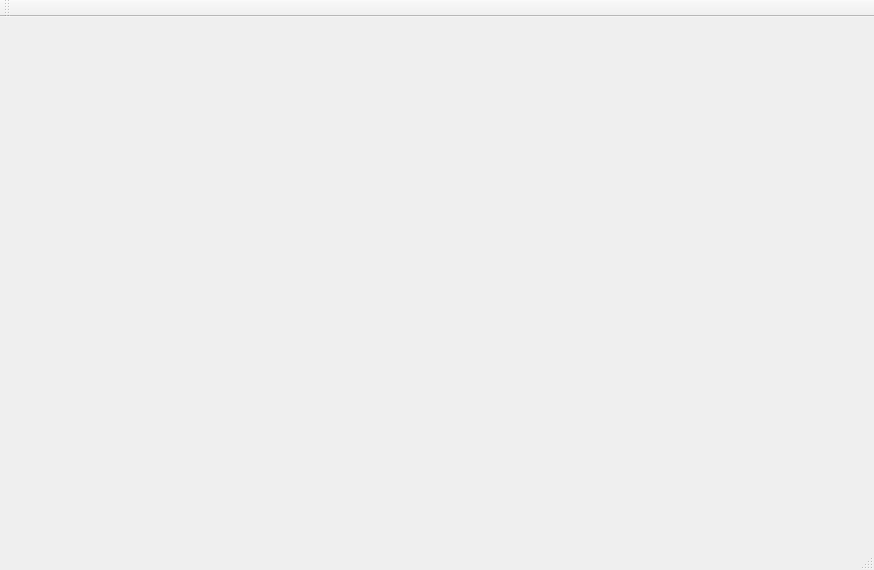
Above: src/forms/mainwindow.ui from alu0100585704/VPO before the change. Below: the same form after it.
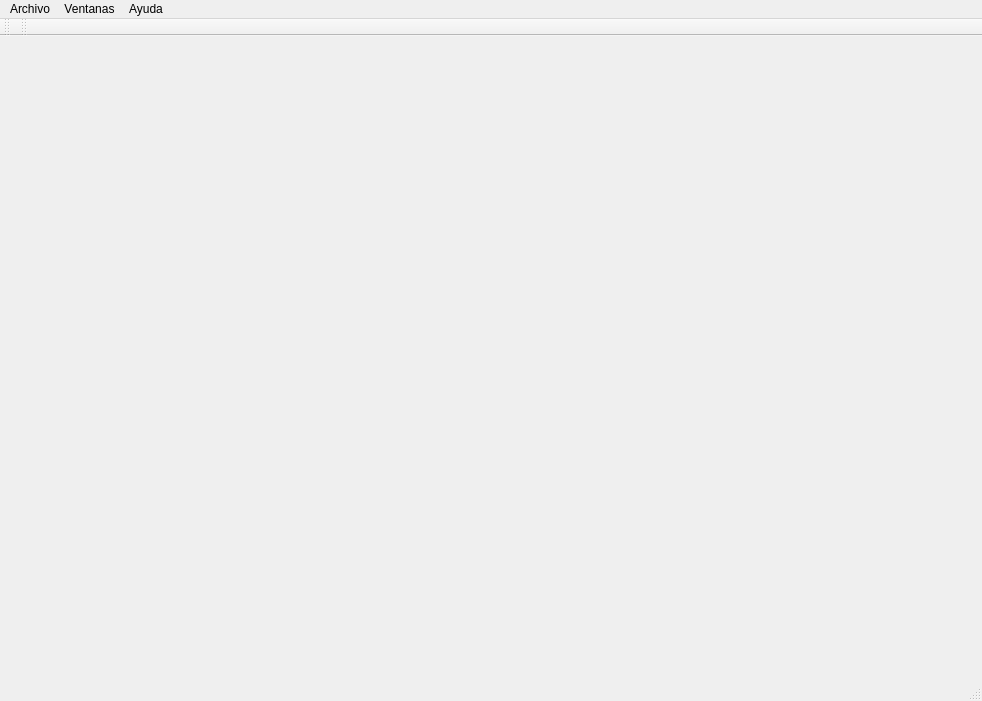
That is the form after the change.

Commit message: Agregado primeras ventanas

The edit to the form file:
```diff
--- a/src/forms/mainwindow.ui
+++ b/src/forms/mainwindow.ui
@@ -6,8 +6,8 @@
    <rect>
     <x>0</x>
     <y>0</y>
-    <width>874</width>
-    <height>570</height>
+    <width>982</width>
+    <height>701</height>
    </rect>
   </property>
   <property name="windowTitle">
@@ -19,10 +19,33 @@
     <rect>
      <x>0</x>
      <y>0</y>
-     <width>874</width>
+     <width>982</width>
      <height>21</height>
     </rect>
    </property>
+   <widget class="QMenu" name="menuArchivo">
+    <property name="title">
+     <string>Archivo</string>
+    </property>
+    <addaction name="actionOpenFiles"/>
+    <addaction name="actionSaveFile"/>
+    <addaction name="separator"/>
+    <addaction name="actionExit"/>
+   </widget>
+   <widget class="QMenu" name="menuAyuda">
+    <property name="title">
+     <string>Ayuda</string>
+    </property>
+    <addaction name="actionAbout"/>
+   </widget>
+   <widget class="QMenu" name="menuVentanas">
+    <property name="title">
+     <string>Ventanas</string>
+    </property>
+   </widget>
+   <addaction name="menuArchivo"/>
+   <addaction name="menuVentanas"/>
+   <addaction name="menuAyuda"/>
   </widget>
   <widget class="QToolBar" name="mainToolBar">
    <attribute name="toolBarArea">
@@ -32,6 +55,17 @@
     <bool>false</bool>
    </attribute>
   </widget>
+  <widget class="QToolBar" name="toolBar">
+   <property name="windowTitle">
+    <string>toolBar</string>
+   </property>
+   <attribute name="toolBarArea">
+    <enum>TopToolBarArea</enum>
+   </attribute>
+   <attribute name="toolBarBreak">
+    <bool>false</bool>
+   </attribute>
+  </widget>
   <widget class="QStatusBar" name="statusBar"/>
  </widget>
  <layoutdefault spacing="6" margin="11"/>
```
Left out of the diff: 20 changed lines with no effect on the pictures. The commit also changes 10 other files.
